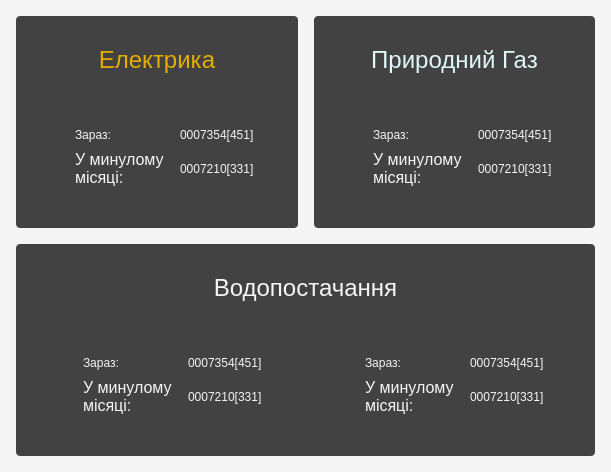
Above: counters.ui from DanCher17/lmv1 before the change. Below: the same form after it.
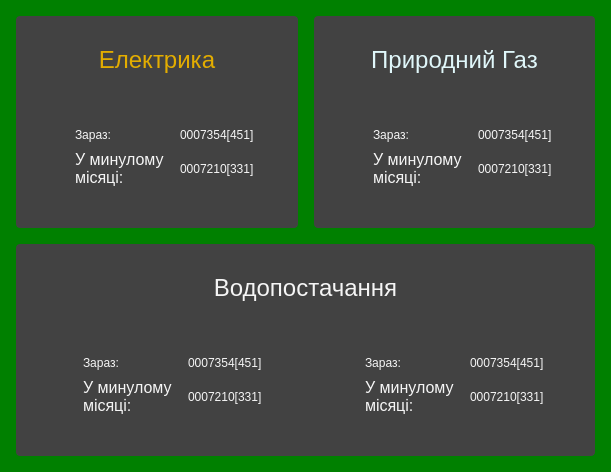
That is the form after the change. Icons and pictures are not drawn.

What changed in the file:
```diff
--- a/counters.ui
+++ b/counters.ui
@@ -14,7 +14,7 @@
    <string>Form</string>
   </property>
   <property name="styleSheet">
-   <string notr="true">background: #F5F5F5;
+   <string notr="true">background: green;
 font: 16px &quot;Segoe UI&quot;;</string>
   </property>
   <layout class="QGridLayout" name="gridLayout">
```
